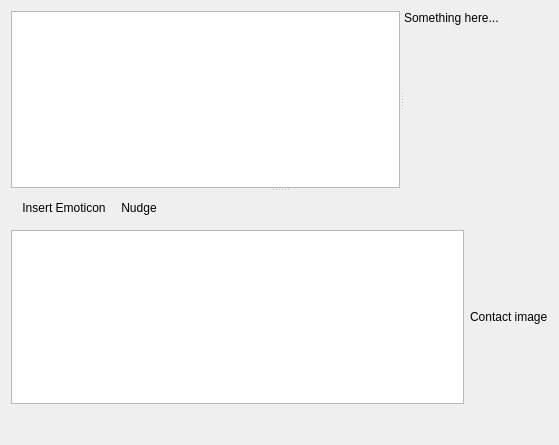
Old version of the form amsn2/amsn2/gui/front_ends/qt4/chatWindow.ui in the repository Kjir/amsn.
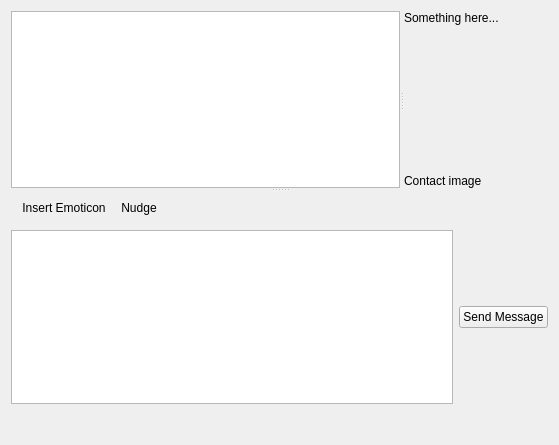
New version of the form.

Commit message: You can talk, guys :)

The edit to the form file:
```diff
--- a/amsn2/amsn2/gui/front_ends/qt4/chatWindow.ui
+++ b/amsn2/amsn2/gui/front_ends/qt4/chatWindow.ui
@@ -45,6 +45,13 @@
           </property>
          </spacer>
         </item>
+        <item>
+         <widget class="QLabel" name="label_2" >
+          <property name="text" >
+           <string>Contact image</string>
+          </property>
+         </widget>
+        </item>
        </layout>
       </widget>
      </widget>
@@ -111,9 +118,9 @@
           </widget>
          </item>
          <item>
-          <widget class="QLabel" name="label_2" >
+          <widget class="QPushButton" name="sendButton" >
            <property name="text" >
-            <string>Contact image</string>
+            <string>Send Message</string>
            </property>
           </widget>
          </item>
```
The commit also changes 2 other files.
